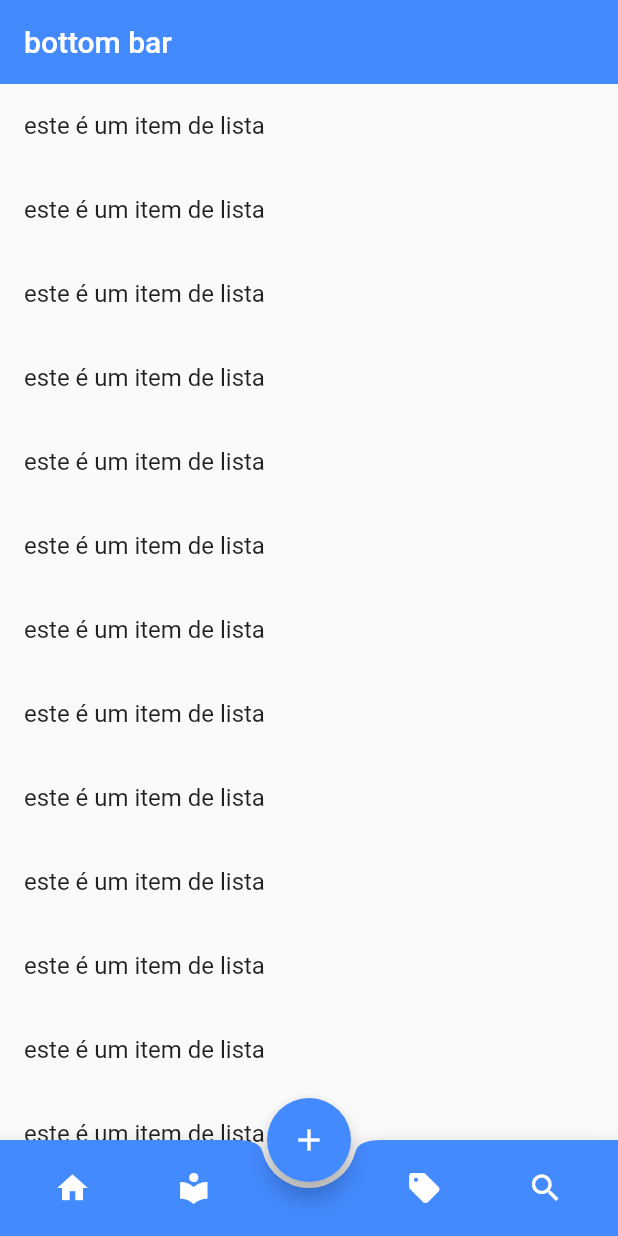
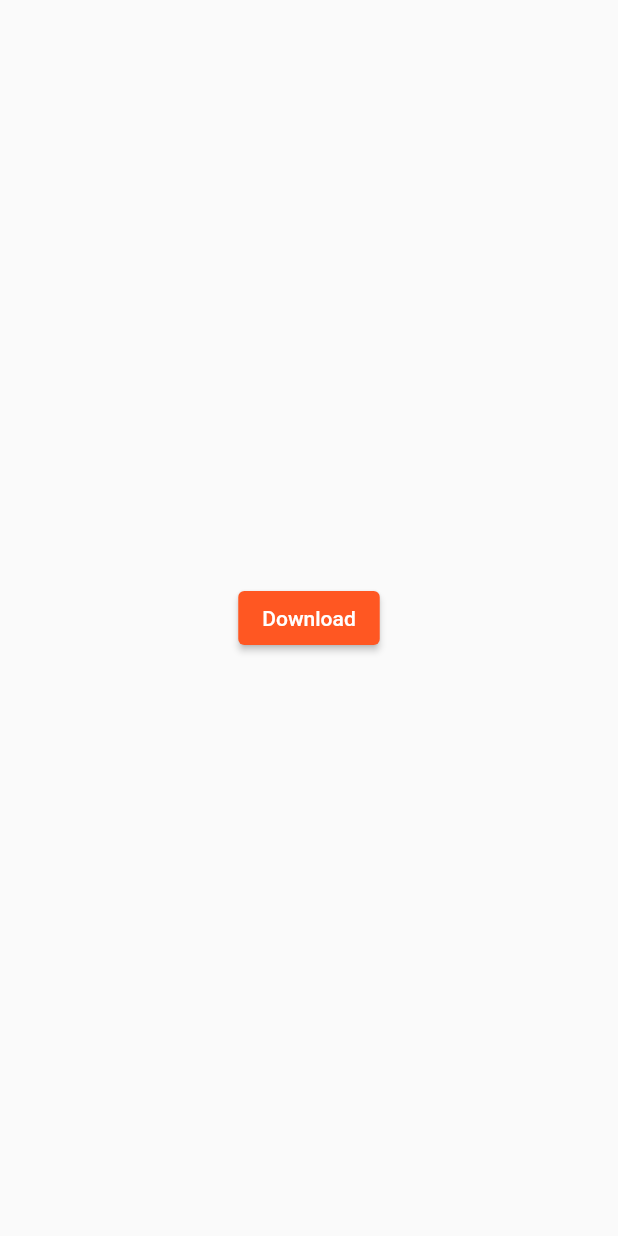
Before and after one commit to Wesley3king/Flutter, a Flutter app: the screen it shows after launch, after a tap on "Cadastre-se", after a tap on the "search" icon, on a phone screen of 412 x 824 dp. Run offline on Flutter 3.47's test engine with Material 2 defaults, Android fonts, the phone set to English and light mode, and no system bars; our stand-ins replace cached_network_image, dio, hive, hive_flutter; missing offline and left inert: chaleno, dart:html, image_downloader; accounts and stored records are empty.

Commit message:
tentando usar o image_downloader.

```diff
--- a/aulas/layouts/lib/app/my_app.dart
+++ b/aulas/layouts/lib/app/my_app.dart
@@ -1,5 +1,6 @@
 import 'package:flutter/material.dart';
 import 'package:layouts/app/routes/bottom_bar.dart';
+import 'package:layouts/app/routes/download_files.dart';
 import 'package:layouts/app/routes/fab_scroll.dart';
 import 'package:layouts/app/routes/hide_bottom_navigation.dart';
 import 'package:layouts/app/routes/image_auto.dart';
@@ -26,6 +27,7 @@ class MyApp extends StatelessWidget {
         '/hidebottom': (context) => const MyScrollBottomBar(),
         '/imageauto': (context) => const MyImageAuto(),
         '/imagecache': (context) => const MyImageCache(),
+        '/download': (context) => const DownloadFiles(),
       },
     );
   }
--- a/aulas/layouts/lib/app/routes/bottom_bar.dart
+++ b/aulas/layouts/lib/app/routes/bottom_bar.dart
@@ -75,7 +75,9 @@ class _MyBottomBarState extends State<MyBottomBar>
                       Icons.sell_rounded,
                     )),
                 IconButton(
-                    onPressed: () {},
+                    onPressed: () {
+                      Navigator.of(context).pushReplacementNamed('/download');
+                    },
                     icon: const Icon(
                       Icons.search,
                     )),
--- /dev/null
+++ b/aulas/layouts/lib/app/routes/download_files.dart
@@ -0,0 +1,46 @@
+
+import 'package:flutter/material.dart';
+import 'package:flutter/services.dart';
+import 'package:image_downloader/image_downloader.dart';
+
+class DownloadFiles extends StatefulWidget {
+  const DownloadFiles({Key? key}) : super(key: key);
+
+  @override
+  State<DownloadFiles> createState() => _DownloadFilesState();
+}
+
+class _DownloadFilesState extends State<DownloadFiles> {
+  @override
+  Widget build(BuildContext context) {
+    return Scaffold(
+      body: Center(
+        child: ElevatedButton(
+          child: const Text('Download'),
+          onPressed: () async {
+            _downloadImage(
+                'https://images.pexels.com/photos/12993265/pexels-photo-12993265.jpeg?auto=compress&cs=tinysrgb&w=1260&h=750&dpr=1');
+          },
+        ),
+      ),
+    );
+  }
+
+  Future _downloadImage(String url) async {
+    try {
+      // Saved with this method.
+      var imageId = await ImageDownloader.downloadImage("https://raw.githubusercontent.com/wiki/ko2ic/image_downloader/images/flutter.png", destination: AndroidDestinationType.directoryDownloads..subDirectory('flutter_image1.png'));
+      if (imageId == null) {
+        return;
+      }
+
+      // Below is a method of obtaining saved image information.
+      var fileName = await ImageDownloader.findName(imageId);
+      var path = await ImageDownloader.findPath(imageId);
+      var size = await ImageDownloader.findByteSize(imageId);
+      var mimeType = await ImageDownloader.findMimeType(imageId);
+    } on PlatformException catch (error) {
+      print(error);
+    }
+  }
+}
--- a/aulas/layouts/lib/main.dart
+++ b/aulas/layouts/lib/main.dart
@@ -2,7 +2,7 @@ import 'package:cached_network_image/cached_network_image.dart';
 import 'package:flutter/material.dart';
 import 'package:layouts/app/my_app.dart';
 
-void main() {
+void main() async {
   CachedNetworkImage.logLevel = CacheManagerLogLevel.debug;
 
   runApp(const MyApp());
--- a/aulas/layouts/pubspec.yaml
+++ b/aulas/layouts/pubspec.yaml
@@ -35,7 +35,10 @@ dependencies:
   # Use with the CupertinoIcons class for iOS style icons.
   cupertino_icons: ^1.0.2
   cached_network_image: ^3.2.1
+  dio: ^4.0.6
   path_provider: ^2.0.11
+  image_downloader: ^0.31.0
+  flutter_image_saver: ^1.0.1
 
 dev_dependencies:
   flutter_test:
```
Also changed, not shown: 4 other files.
